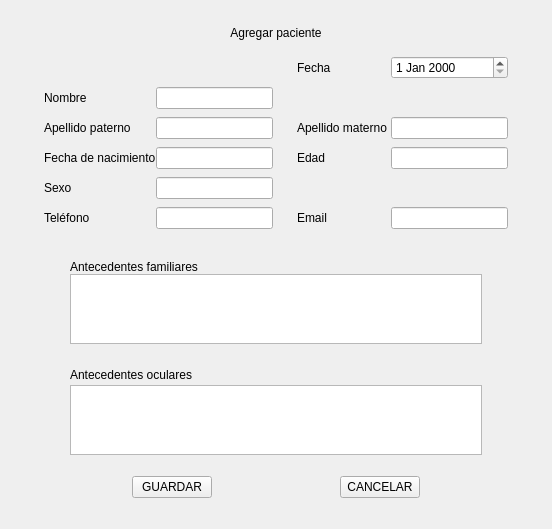
Old version of the form Agregar_Paciente.ui in the repository Matapuercos666/OPTICA.
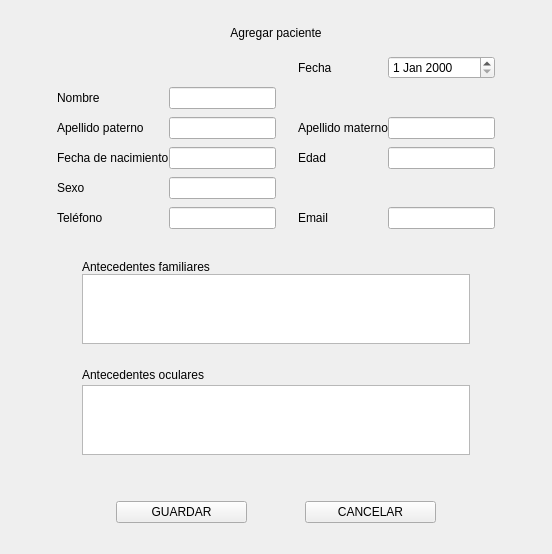
New version of the form.

What changed in the file:
```diff
--- a/Agregar_Paciente.ui
+++ b/Agregar_Paciente.ui
@@ -7,7 +7,7 @@
     <x>0</x>
     <y>0</y>
     <width>552</width>
-    <height>527</height>
+    <height>547</height>
    </rect>
   </property>
   <property name="windowTitle">
@@ -15,9 +15,9 @@
   </property>
   <layout class="QGridLayout" name="gridLayout_2">
    <item row="2" column="0" colspan="2">
-    <layout class="QGridLayout" name="Botones" columnstretch="0,0,0,0,0">
+    <layout class="QGridLayout" name="Botones" columnstretch="4,5,2,5,4">
      <property name="topMargin">
-      <number>15</number>
+      <number>25</number>
      </property>
      <property name="bottomMargin">
       <number>20</number>
@@ -88,11 +88,17 @@
    </item>
    <item row="0" column="0" rowspan="2" colspan="2">
     <layout class="QGridLayout" name="Info_gral">
+     <property name="leftMargin">
+      <number>15</number>
+     </property>
      <property name="topMargin">
       <number>15</number>
      </property>
      <property name="rightMargin">
-      <number>0</number>
+      <number>15</number>
+     </property>
+     <property name="bottomMargin">
+      <number>15</number>
      </property>
      <property name="horizontalSpacing">
       <number>60</number>
@@ -120,7 +126,7 @@
        <item row="7" column="5">
         <widget class="QLineEdit" name="NACIMIENTO">
          <property name="readOnly">
-          <bool>true</bool>
+          <bool>false</bool>
          </property>
         </widget>
        </item>
```
